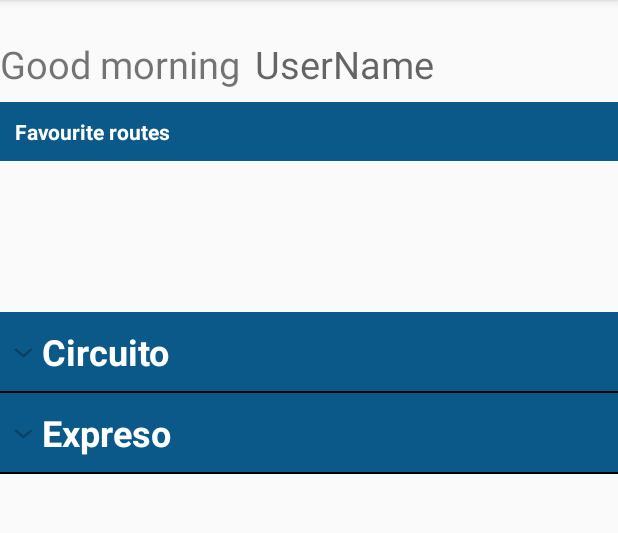
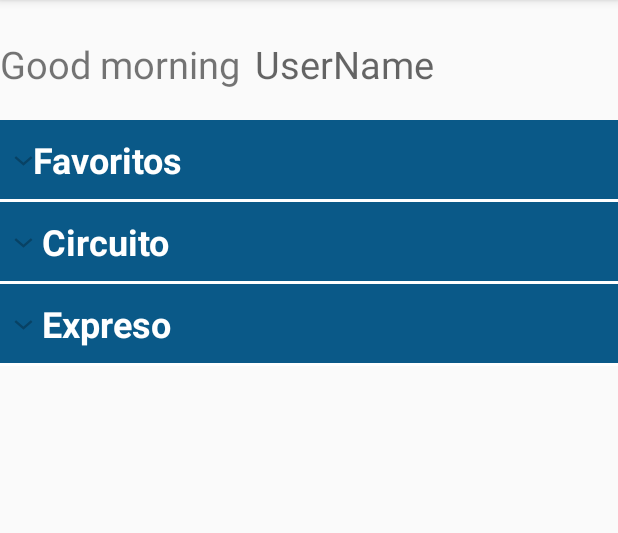
Before and after one commit to Alejandro-Valdes/DistritoTec, an Android app: the OpcionTransporte screen opened directly, with no data from a screen before it, on a phone screen of 412 x 824 dp, the part 84-617 px from its top. Run offline under Robolectric (Android 15) with nearby library versions, the phone set to English and light mode, and no system bars; 2 statements that could not run were skipped.

Commit message:
Implemento favoritos como lista expandible, verifico que no se repitan y mejoro documentacion de codigo en clase OpcionTransporte

```diff
--- a/Androides_PROYECTO_DistritoTec/app/src/main/java/itesm/mx/androides_proyecto_distritotec/MenuOpcionesTransporte/OpcionTransporte.java
+++ b/Androides_PROYECTO_DistritoTec/app/src/main/java/itesm/mx/androides_proyecto_distritotec/MenuOpcionesTransporte/OpcionTransporte.java
@@ -36,25 +36,27 @@ import itesm.mx.androides_proyecto_distritotec.SideBar.NotificacionesFragment;
 
 public class OpcionTransporte extends ActionBarActivity {
 
+    // ####################### LOG_TAG ################################ //
+    //Por si queremos debuggear
     private static final String LOG_TAG = "";
-    //Declaracion variables
-    TextView tvUser;
-    TextView tvWelcome;
-    String strUserName;
-    int intHora = Calendar.getInstance().get(Calendar.HOUR_OF_DAY);
 
-    //Variables para lista extendible
-    HashMap<String, List<String>> hmOpcionesTransporte;
-    List<String> liOpciones;
-    ExpandableListView expList;
-    OpcionesTransporteAdapter adapter;
+    // ####################### VARIABLES MENU PRINCIPAL ################################ //
+    TextView tvUser;    //nombre usuario
+    TextView tvWelcome;     //bienvenica
+    int intHora = Calendar.getInstance().get(Calendar.HOUR_OF_DAY);     //saber como bienvenir
 
-    //variables rutas favoritas
-    ListView lvFavs;
-    List<Route> liRoutes;
-    RouteOperations dao = new RouteOperations(this);
-    String strRouteName;
-    RouteAdapter adaptadorRuta;
+    // ####################### VARIABLES LISTA EXPANDIBLE ################################ //
+    HashMap<String, List<String>> hmOpcionesTransporte;     //hash map nombre, lista
+    List<String> liOpciones;        //seran las opciones padre
+    ExpandableListView expList;     //expandable list view
+    OpcionesTransporteAdapter adapter;      //adaptador para items de expnadable view
+
+    // ####################### VARIABLES RUTAS FAV ################################ //
+    List<Route> liRoutes;   //lista de rutas como rutas
+    List<String> liRoutesStr;   //lista de nombres de rutas
+    RouteOperations dao = new RouteOperations(this);        //variable de operaciones de ruta
+    String strRouteName;        //nombre de la ruta
+    //RouteAdapter adaptadorRuta; se usaba con listView podemos borrar clase
 
     // ####################### VARIABLES SIDE BAR ################################ //
     private DrawerLayout mDrawerLayout;
@@ -70,28 +72,27 @@ public class OpcionTransporte extends ActionBarActivity {
     // slide menu items
     private String[] navMenuTitles;
 
+    /**
+     * Metodo onCreate que entra cada que se crea la aplicacion
+     * @param savedInstanceState
+     */
     @Override
     public void onCreate(Bundle savedInstanceState) {
         super.onCreate(savedInstanceState);
         setContentView(R.layout.opciontransporte);
 
+        //Busco las variables de bienvenida
         tvUser = (TextView) findViewById(R.id.tvUserName);
         tvWelcome = (TextView) findViewById(R.id.tvWelcome);
 
         //variables lista expandible
         expList = (ExpandableListView) findViewById(R.id.expList);
-        hmOpcionesTransporte = OpcionesTransporteProvider.getInfo();
-        liOpciones = new ArrayList<String>(hmOpcionesTransporte.keySet());
-        adapter = new OpcionesTransporteAdapter(this, hmOpcionesTransporte, liOpciones);
-        expList.setAdapter(adapter);
-        registerForContextMenu(expList);
 
         //variables lista fav
-        lvFavs = (ListView) findViewById(R.id.lvFavs);
-        liRoutes = new ArrayList<Route>();
-        registerForContextMenu(lvFavs);
+        liRoutes = new ArrayList<>();
 
 
+        //Para saber que horas son y bienvenir mejor
         String strGretting = "Good ";
         if (intHora <= 12) {
             strGretting += "morning";
@@ -100,9 +101,12 @@ public class OpcionTransporte extends ActionBarActivity {
         } else {
             strGretting += "night";
         }
+        //pongo mi bienvenida
         tvWelcome.setText(strGretting);
 
+        // ####################### CLICS LISTA EXPANDIBLE ################################ //
 
+        //Click listener normal esto nos va a llevar a otras actividades con mapas
         expList.setOnChildClickListener(new ExpandableListView.OnChildClickListener() {
             public boolean onChildClick(ExpandableListView parent, View v,
                                         int groupPosition, int childPosition, long id) {
@@ -111,16 +115,35 @@ public class OpcionTransporte extends ActionBarActivity {
 
         });
 
-        //long clic para agregar a favoritos
+        //long clic en los hijos de la lista expandible
         expList.setOnItemLongClickListener(new AdapterView.OnItemLongClickListener() {
             @Override
             public boolean onItemLongClick(AdapterView<?> parent, View view, int position, long id) {
-                if (ExpandableListView.getPackedPositionType(id) == ExpandableListView.PACKED_POSITION_TYPE_CHILD) {
+                int itemType = ExpandableListView.getPackedPositionType(id);
+
+                //si el papa id es igual a 2 es favoritos y quiero borrar
+                if(ExpandableListView.getPackedPositionGroup(id) == 2){
+                    //saco la posicion de padre e hijo
                     int iGroupPosition = ExpandableListView.getPackedPositionGroup(id);
                     int iChildPosition = ExpandableListView.getPackedPositionChild(id);
 
+                    //saco el nombre de la ruta
                     strRouteName = adapter.getChild(iGroupPosition, iChildPosition).toString();
-                    addFavRoute(view, strRouteName);
+                    //lo quito de la lista de favoritos
+                    removeFavRoute(strRouteName);
+                    return true;
+                }
+
+                //En este caso quiero agregar a favs
+                else if (itemType == ExpandableListView.PACKED_POSITION_TYPE_CHILD) {
+                    //saco la posicion de padre e hijo
+                    int iGroupPosition = ExpandableListView.getPackedPositionGroup(id);
+                    int iChildPosition = ExpandableListView.getPackedPositionChild(id);
+
+                    //saco el nombre de la ruta
+                    strRouteName = adapter.getChild(iGroupPosition, iChildPosition).toString();
+                    //lo agrego a la lista de favoritos
+                    addFavRoute(strRouteName);
                     return true;
                 }
                 return false;
@@ -200,43 +223,13 @@ public class OpcionTransporte extends ActionBarActivity {
 
     }
 
-    @Override
-    public void onCreateContextMenu(ContextMenu menu, View v, ContextMenu.ContextMenuInfo menuInfo){
+    // ####################### Menu tradicional ################################ //
 
-        // Checa si este menu inflater jala como deberia
-        //getMenuInflater().inflate(R.menu.menu_main, menu);
-
-        if(v.getId() == R.id.lvFavs){
-            Log.i(LOG_TAG,"Entered the favRutas");
-            getMenuInflater().inflate(R.menu.menu_context_rutasfav, menu);
-        }
-
-        super.onCreateContextMenu(menu, v, menuInfo);
-    }
-
-    @Override
-    public boolean onContextItemSelected(MenuItem item){
-        AdapterView.AdapterContextMenuInfo info =
-                (AdapterView.AdapterContextMenuInfo) item.getMenuInfo();
-
-        int id = item.getItemId();
-
-        if(id == R.id.addFav) {
-            return true;
-        }
-
-        else if(id == R.id.removeFav) {
-            Route text = liRoutes.get(info.position);
-            Log.i(LOG_TAG,""+text);
-            removeFavRoute(info.targetView, text.getName());
-            updateDB();
-            return true;
-        }
-
-        return super.onContextItemSelected(item);
-    }
-
-
+    /**
+     * Metodo que crea menu
+     * @param menu
+     * @return
+     */
     @Override
     public boolean onCreateOptionsMenu(Menu menu) {
         // Inflate the menu; this adds items to the action bar if it is present.
@@ -244,28 +237,28 @@ public class OpcionTransporte extends ActionBarActivity {
         return true;
     }
 
+    /**
+     * Metodo para saber que se esta seleccionando
+     * @param item
+     * @return
+     */
     @Override
     public boolean onOptionsItemSelected(MenuItem item) {
 
         if (mDrawerToggle.onOptionsItemSelected(item)) {
             return true;
         }
-        // Handle action bar actions click                           SI NO JALAN LOS BOTONES CHECA ESTO
+        // Handle action bar actions click si doy clic en logout me salgo
         switch (item.getItemId()) {
             case R.id.action_settings:
+                return true;
+            case R.id.Logout:
+                ParseUser.logOut();
+                finish();
                 return true;
             default:
                 return super.onOptionsItemSelected(item);
         }
-
-        /*
-        int id = item.getItemId();
-        if (id == R.id.Logout) {
-            ParseUser.logOut();
-            finish();
-            return true;
-        }
-        return super.onOptionsItemSelected(item);*/
     }
 
     /***
@@ -349,35 +342,79 @@ public class OpcionTransporte extends ActionBarActivity {
         }
     }
 
-    public void removeFavRoute (View view, String strRouteName){
+    /**
+     * Metodo removeFavRoute para quitar una ruta de la lista de favoritas
+     * @param strRouteName
+     */
+    public void removeFavRoute (String strRouteName){
+        //usa Route operations para borrar
         boolean result = dao.deleteRoute(strRouteName);
 
+        //mensaje de que fue exitoso
         if(result){
-            Toast.makeText(OpcionTransporte.this, strRouteName + " a sido eliminado de favoritos", Toast.LENGTH_SHORT).show();
+            Toast.makeText(OpcionTransporte.this, strRouteName +
+                    " a sido eliminado de favoritos", Toast.LENGTH_SHORT).show();
             updateDB();
         }
     }
 
-    public void addFavRoute (View view, String strRouteName){
+    /**
+     * Metodo addFavRoute
+     * Agrega una ruta a la lista de favs
+     * @param strRouteName
+     */
+    public void addFavRoute (String strRouteName){
 
+        //llamo a todas las rutas
+        liRoutesStr = dao.getAllRoutesStr();
+
+        //si no esta vacio
         if(!strRouteName.equals("")){
+            //creo una nueva ruta
             Route route = new Route(strRouteName);
-            dao.addRoute(route);
+            //verifico que no exista ya
 
-            Toast.makeText(OpcionTransporte.this, strRouteName + " a sido agregado a favoritos", Toast.LENGTH_SHORT).show();
-            updateDB();
+
+            if(!liRoutesStr.contains(route.getName())) {
+                dao.addRoute(route);
+                Toast.makeText(OpcionTransporte.this, strRouteName +
+                        " a sido agregado a favoritos", Toast.LENGTH_SHORT).show();
+                updateDB();
+            }
+            else {
+                Toast.makeText(OpcionTransporte.this, strRouteName +
+                        " es parte de favoritos", Toast.LENGTH_SHORT).show();
+            }
+
+
         }
     }
 
+    /**
+     * updateDB sirve para updatera la database con cada cambio
+     */
     public void updateDB() {
+        //obtengo todas las rutas
         liRoutes = dao.getAllRoutes();
-        adaptadorRuta = new RouteAdapter(OpcionTransporte.this,
-                R.layout.activity_row, liRoutes);
 
-        lvFavs.setAdapter(adaptadorRuta);
+        //obtengo una lista de todas las rutas en forma de string
+        liRoutesStr = dao.getAllRoutesStr();
+        //obtengo la info que ira en la lista expandible
+        hmOpcionesTransporte = OpcionesTransporteProvider.getInfo(liRoutesStr);
+        //creo lista de los padres de la lista expnadible
+        liOpciones = new ArrayList<String>(hmOpcionesTransporte.keySet());
+        //adaptador que crea lista expandible
+        adapter = new OpcionesTransporteAdapter(this, hmOpcionesTransporte, liOpciones);
+        expList.setAdapter(adapter);
+
+
     }
 
 
+    /**
+     * onResume
+     * Mantiene integridad de db
+     */
     @Override
     protected void onResume() {
         try {
@@ -389,6 +426,10 @@ public class OpcionTransporte extends ActionBarActivity {
         super.onResume();
     }
 
+    /**
+     * onPause
+     * Manitene integridad db
+     */
     @Override
     protected void onPause() {
         dao.close();
--- a/Androides_PROYECTO_DistritoTec/app/src/main/java/itesm/mx/androides_proyecto_distritotec/MenuOpcionesTransporte/OpcionesTransporteProvider.java
+++ b/Androides_PROYECTO_DistritoTec/app/src/main/java/itesm/mx/androides_proyecto_distritotec/MenuOpcionesTransporte/OpcionesTransporteProvider.java
@@ -1,4 +1,6 @@
 package itesm.mx.androides_proyecto_distritotec.MenuOpcionesTransporte;
+
+import android.content.Context;
 
 import java.util.ArrayList;
 import java.util.HashMap;
@@ -9,7 +11,9 @@ import java.util.List;
  */
 public class OpcionesTransporteProvider {
 
-    public static HashMap<String, List<String >> getInfo(){
+
+    public static HashMap<String, List<String >> getInfo(List<String> liFavs){
+
         HashMap<String, List<String>> hmOpcionesTransporte = new HashMap<String, List<String>>();
 
         List<String> liExpreso = new ArrayList<String>();
@@ -25,6 +29,10 @@ public class OpcionesTransporteProvider {
         hmOpcionesTransporte.put("   Expreso", liExpreso);
         hmOpcionesTransporte.put("   Circuito", liCircuito);
 
+        if(liFavs!=null){
+            hmOpcionesTransporte.put("  Favoritos", liFavs);
+        }
+
         return hmOpcionesTransporte;
     }
 }
--- a/Androides_PROYECTO_DistritoTec/app/src/main/java/itesm/mx/androides_proyecto_distritotec/MenuOpcionesTransporte/RouteOperations.java
+++ b/Androides_PROYECTO_DistritoTec/app/src/main/java/itesm/mx/androides_proyecto_distritotec/MenuOpcionesTransporte/RouteOperations.java
@@ -4,6 +4,7 @@ import android.content.ContentValues;
 import android.content.Context;
 import android.database.Cursor;
 import android.database.sqlite.SQLiteDatabase;
+import android.util.Log;
 
 import java.sql.SQLException;
 import java.util.ArrayList;
@@ -81,9 +82,31 @@ public class RouteOperations {
 
     }
 
+    public List<String> getAllRoutesStr(){
+
+        List<String> liRoutes = new ArrayList<String>();
+
+        String selectQuery = "SELECT * FROM "+ TABLE_ROUTE;
+
+        Cursor cursor = db.rawQuery(selectQuery, null);
+
+        if(cursor.moveToFirst()){
+            do
+            {
+                Route route = new Route(Integer.parseInt(cursor.getString(0)),
+                        cursor.getString(1));
+
+                liRoutes.add(route.getName());
+            } while (cursor.moveToNext());
+        }
 
 
+        if(liRoutes == null){
+            liRoutes.add("Empty");
+        }
+        cursor.close();
+        return liRoutes;
 
-
+    }
 
 }
--- a/Androides_PROYECTO_DistritoTec/app/src/main/res/layout/opciontransporte.xml
+++ b/Androides_PROYECTO_DistritoTec/app/src/main/res/layout/opciontransporte.xml
@@ -29,34 +29,14 @@
         android:layout_toRightOf="@+id/tvWelcome"
     />
 
-    <TextView
-        android:id="@+id/tvFavs"
-        android:layout_below="@+id/tvWelcome"
-        android:text="@string/strFavs"
-        android:layout_marginTop="8dp"
-        android:padding="10dp"
-        android:layout_width="match_parent"
-        android:layout_height="wrap_content"
-        android:background="#0a5988"
-        android:textColor="#fff"
-        android:textStyle="bold"/>
-
-    <ListView
-        android:id="@+id/lvFavs"
-        android:layout_marginTop="5dp"
-        android:textAppearance="?android:attr/textAppearanceMedium"
-        android:layout_below="@+id/tvFavs"
-        android:layout_width="match_parent"
-        android:layout_height="75dp"/>
-
     <ExpandableListView
         android:id="@+id/expList"
-        android:layout_below="@+id/lvFavs"
+        android:layout_below="@+id/tvWelcome"
         android:layout_width="match_parent"
         android:layout_height="match_parent"
         android:layout_marginTop="20dp"
-        android:divider="#000"
-        android:dividerHeight="1dp"/>
+        android:divider="#fff"
+        android:dividerHeight="2dp"/>
 </RelativeLayout>
 
     <!-- Framelayout to display Fragments -->
```
